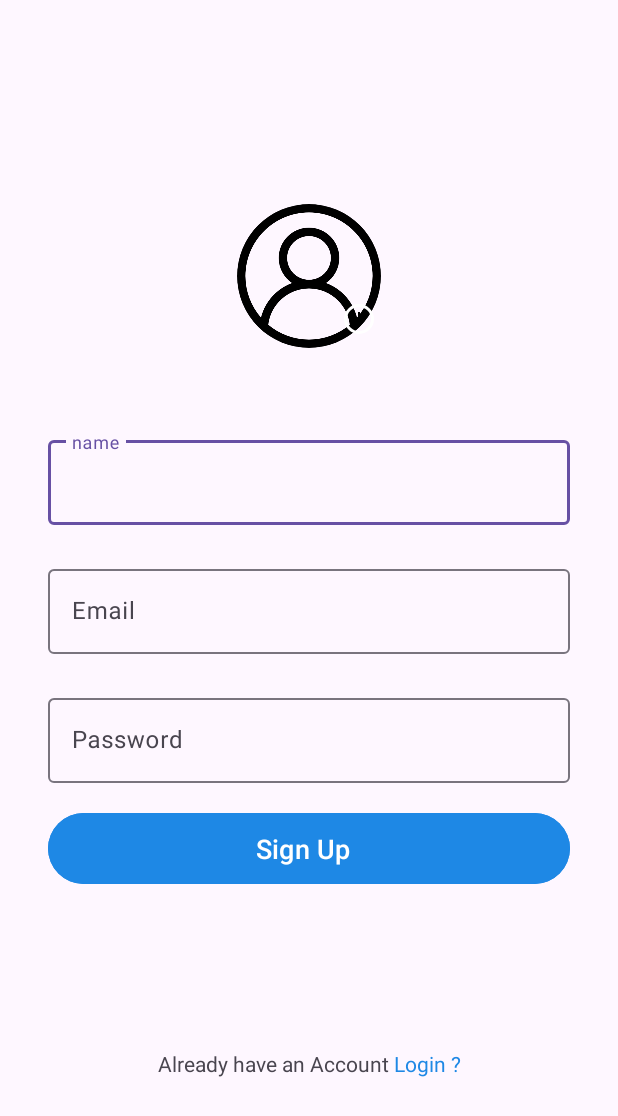
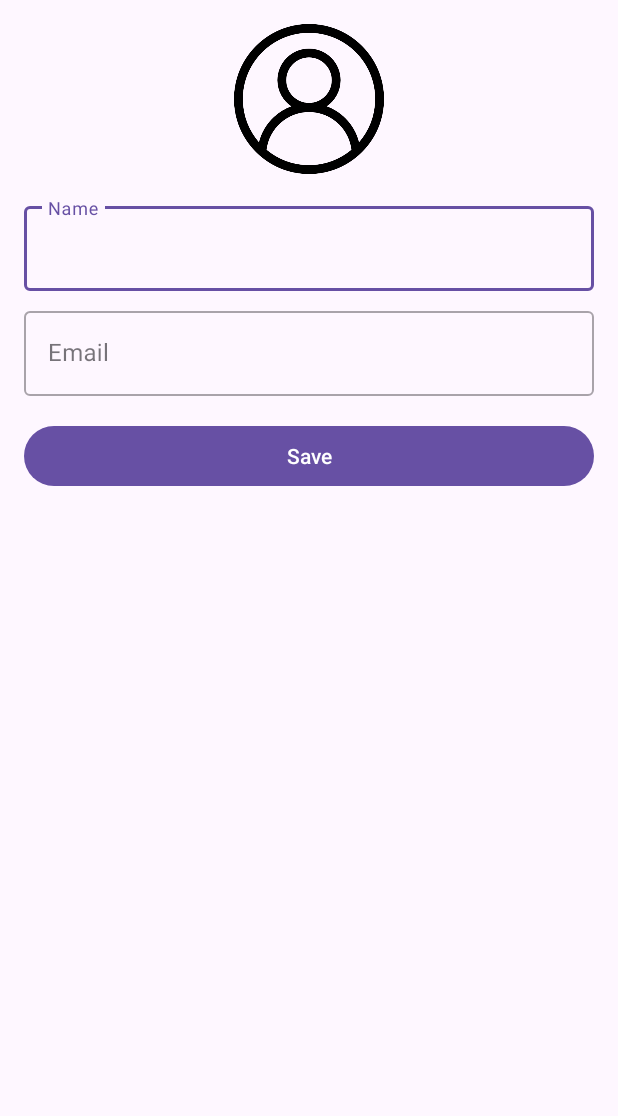
Before and after one commit to jinpengchen-cyber/JC5520Final, an Android app: the ProfileFragment screen opened through its navigation route, after a tap on "Edit Profile", on a phone screen of 412 x 824 dp. Shown: the top 1116 px of the screen. Run offline under Robolectric (Android 15) with nearby library versions, the phone set to English and light mode, and no system bars; our stand-ins replace Firebase (no records; nobody signed in at launch, a user with empty details on screens opened directly), Picasso, navigation-ui; libraries missing offline, so code that uses them is left out: com.github.marlonlom.utilities.

Commit message:
edit profile

```diff
--- a/app/src/main/AndroidManifest.xml
+++ b/app/src/main/AndroidManifest.xml
@@ -27,6 +27,7 @@
         <activity android:name=".HomeActivity"/>
         <activity android:name=".activities.PostActivity"></activity>
         <activity android:name=".view.VideoPlayer"></activity>
+        <activity android:name=".activities.EditProfileActivity"></activity>
     </application>
 
 </manifest>
--- a/app/src/main/java/edu/northeastern/sportiverse/SignUpActivity.java
+++ b/app/src/main/java/edu/northeastern/sportiverse/SignUpActivity.java
@@ -93,6 +93,7 @@ public class SignUpActivity extends AppCompatActivity {
                             user.setName(binding.name.getEditText().getText().toString());
                             user.setPassword(binding.password.getEditText().getText().toString());
                             user.setEmail(binding.email.getEditText().getText().toString());
+                            user.setAuthUID(FirebaseAuth.getInstance().getCurrentUser().getUid());
                             FirebaseFirestore.getInstance().collection(utils.USER_NODE)
                                     .document(FirebaseAuth.getInstance().getCurrentUser().getUid()).set(user)
                                     .addOnSuccessListener(aVoid -> {
--- /dev/null
+++ b/app/src/main/java/edu/northeastern/sportiverse/activities/EditProfileActivity.java
@@ -0,0 +1,145 @@
+package edu.northeastern.sportiverse.activities;
+
+import android.content.Intent;
+import android.net.Uri;
+import android.os.Bundle;
+import android.util.Log;
+import android.widget.Button;
+import android.widget.EditText;
+import android.widget.ImageView;
+import android.widget.Toast;
+import androidx.annotation.NonNull;
+import androidx.appcompat.app.AppCompatActivity;
+import com.google.firebase.auth.FirebaseAuth;
+import com.google.firebase.auth.FirebaseUser;
+import com.google.firebase.firestore.DocumentSnapshot;
+import com.google.firebase.firestore.FirebaseFirestore;
+import edu.northeastern.sportiverse.Utils.utils;
+
+import java.util.List;
+
+import edu.northeastern.sportiverse.R;
+
+public class EditProfileActivity extends AppCompatActivity {
+
+    private EditText nameEditText;
+    private EditText emailEditText;
+    private Button saveProfileButton;
+
+    private ImageView profileImageView;
+    private Uri imageUri; // This will hold the selected image URI
+    private static final int PICK_IMAGE_REQUEST = 1; // Request code for picking an image
+
+    @Override
+    protected void onCreate(Bundle savedInstanceState) {
+        super.onCreate(savedInstanceState);
+        setContentView(R.layout.activity_edit_profile);
+
+        profileImageView = findViewById(R.id.profileImageView);
+
+        profileImageView.setOnClickListener(v -> openFileChooser());
+
+        // Initialize EditText fields
+        nameEditText = findViewById(R.id.nameEditText);
+        emailEditText = findViewById(R.id.emailEditText);
+        saveProfileButton = findViewById(R.id.saveProfileButton);
+
+        // Retrieve the data from the intent
+        String userName = getIntent().getStringExtra("userName");
+        String userEmail = getIntent().getStringExtra("userEmail");
+
+        // Set the data to EditText fields
+        nameEditText.setText(userName);
+        emailEditText.setText(userEmail);
+
+        // Set the OnClickListener for the save button
+        saveProfileButton.setOnClickListener(view -> saveUserProfile());
+    }
+
+
+    private void openFileChooser() {
+        Intent intent = new Intent(Intent.ACTION_PICK);
+        intent.setType("image/*");
+        startActivityForResult(intent, PICK_IMAGE_REQUEST);
+    }
+
+    @Override
+    protected void onActivityResult(int requestCode, int resultCode, Intent data) {
+        super.onActivityResult(requestCode, resultCode, data);
+        if (requestCode == PICK_IMAGE_REQUEST && resultCode == RESULT_OK && data != null && data.getData() != null) {
+            imageUri = data.getData();
+            profileImageView.setImageURI(imageUri);
+            uploadImageToFirebase(imageUri);
+        }
+    }
+
+    private void uploadImageToFirebase(Uri uri) {
+        utils.uploadImage(uri, utils.USER_PROFILE_FOLDER, this, url -> {
+            // After the image is uploaded, we get back the URL
+            saveProfileImageUrl(url);
+        });
+    }
+
+    private void saveProfileImageUrl(String imageUrl) {
+        FirebaseUser firebaseUser = FirebaseAuth.getInstance().getCurrentUser();
+        if (firebaseUser != null) {
+            FirebaseFirestore db = FirebaseFirestore.getInstance();
+            db.collection("Users")
+                    .document(firebaseUser.getUid())
+                    .update("image", imageUrl)
+                    .addOnSuccessListener(aVoid -> {
+                        Toast.makeText(EditProfileActivity.this, "Image updated", Toast.LENGTH_SHORT).show();
+                    })
+                    .addOnFailureListener(e -> {
+                        Toast.makeText(EditProfileActivity.this, "Failed to update image", Toast.LENGTH_SHORT).show();
+                    });
+        }
+    }
+
+    private void saveUserProfile() {
+        String newName = nameEditText.getText().toString().trim();
+        String newEmail = emailEditText.getText().toString().trim();
+
+        FirebaseUser firebaseUser = FirebaseAuth.getInstance().getCurrentUser();
+        if (firebaseUser != null) {
+            FirebaseFirestore db = FirebaseFirestore.getInstance();
+            // Query the collection to find the document where the 'authUID' field matches the user's UID
+            db.collection("Users")
+                    .whereEqualTo("authUID", firebaseUser.getUid())
+                    .get()
+                    .addOnCompleteListener(task -> {
+                        if (task.isSuccessful()) {
+                            List<DocumentSnapshot> documents = task.getResult().getDocuments();
+                            if (!documents.isEmpty()) {
+                                // Get the first (and should be only) document in the query result
+                                DocumentSnapshot documentSnapshot = documents.get(0);
+                                Log.d("EditProfileActivity", "Document found with data: " + documentSnapshot.getData());
+
+                                // Now update the document with the new name and email
+                                documentSnapshot.getReference()
+                                        .update("name", newName, "email", newEmail)
+                                        .addOnSuccessListener(aVoid -> {
+                                            Log.d("EditProfileActivity", "Profile updated successfully.");
+                                            Toast.makeText(EditProfileActivity.this, "Profile updated successfully.", Toast.LENGTH_SHORT).show();
+                                            finish(); // Go back to the previous activity
+                                        })
+                                        .addOnFailureListener(e -> {
+                                            Log.e("EditProfileActivity", "Error updating profile: " + e.getMessage(), e);
+                                            Toast.makeText(EditProfileActivity.this, "Error updating profile: " + e.getMessage(), Toast.LENGTH_SHORT).show();
+                                        });
+                            } else {
+                                Log.d("EditProfileActivity", "No document with matching UID found: " + firebaseUser.getUid());
+                                Toast.makeText(EditProfileActivity.this, "Error: Profile not found.", Toast.LENGTH_SHORT).show();
+                            }
+                        } else {
+                            Log.e("EditProfileActivity", "Error querying for user document: " + task.getException(), task.getException());
+                            Toast.makeText(EditProfileActivity.this, "Error checking for profile: " + task.getException(), Toast.LENGTH_SHORT).show();
+                        }
+                    });
+        } else {
+            Log.d("EditProfileActivity", "User not logged in.");
+            Toast.makeText(this, "You're not logged in.", Toast.LENGTH_LONG).show();
+        }
+    }
+
+}
--- a/app/src/main/java/edu/northeastern/sportiverse/fragments/ProfileFragment.java
+++ b/app/src/main/java/edu/northeastern/sportiverse/fragments/ProfileFragment.java
@@ -1,5 +1,6 @@
 package edu.northeastern.sportiverse.fragments;
 
+import android.app.AlertDialog;
 import android.content.Intent;
 import android.os.Bundle;
 import androidx.fragment.app.Fragment;
@@ -15,6 +16,7 @@ import edu.northeastern.sportiverse.LoginActivity;
 import edu.northeastern.sportiverse.Models.User;
 import edu.northeastern.sportiverse.R;
 import edu.northeastern.sportiverse.SignUpActivity;
+import edu.northeastern.sportiverse.activities.EditProfileActivity;
 import edu.northeastern.sportiverse.adapters.ViewPagerAdapter;
 import edu.northeastern.sportiverse.databinding.FragmentProfileBinding;
 import edu.northeastern.sportiverse.Utils.Constants;
@@ -32,16 +34,18 @@ public class ProfileFragment extends Fragment {
 
     @Override
     public View onCreateView(LayoutInflater inflater, ViewGroup container, Bundle savedInstanceState) {
-        // Inflate the layout for this fragment
         binding = FragmentProfileBinding.inflate(inflater, container, false);
 
+        // Setup edit profile button
         binding.editProfile.setOnClickListener(view -> {
-            Intent intent = new Intent(getActivity(), SignUpActivity.class);
-            intent.putExtra("MODE", 1);
+            Intent intent = new Intent(getActivity(), EditProfileActivity.class);
             startActivity(intent);
-            getActivity().finish();
         });
 
+        // Setup sign out button
+        binding.signOutButton.setOnClickListener(view -> confirmSignOut());
+
+        // Setup ViewPager
         viewPagerAdapter = new ViewPagerAdapter(getChildFragmentManager());
         viewPagerAdapter.addFragments(new MyPostFragment(), "My Post");
         viewPagerAdapter.addFragments(new MyCoursesFragment(), "My Courses");
@@ -55,35 +59,58 @@ public class ProfileFragment extends Fragment {
     public void onStart() {
         super.onStart();
 
-        // Get the current user from Firebase Auth
-        FirebaseUser currentUser = FirebaseAuth.getInstance().getCurrentUser();
+        FirebaseAuth.getInstance().addAuthStateListener(firebaseAuth -> {
+            FirebaseUser user = firebaseAuth.getCurrentUser();
+            if (user == null) {
+                goToSignInActivity();
+            } else {
+                // User is signed in, proceed with loading the user's data
+                FirebaseFirestore.getInstance().collection(Constants.USER_NODE).document(user.getUid()).get()
+                        .addOnSuccessListener(documentSnapshot -> {
+                            User profileUser = documentSnapshot.toObject(User.class);
+                            if (profileUser != null) {
+                                binding.name.setText(profileUser.getName());
+                                binding.bio.setText(profileUser.getEmail());
+                                if (profileUser.getImage() != null && !profileUser.getImage().isEmpty()) {
+                                    Picasso.get().load(profileUser.getImage()).into(binding.profileImage);
+                                }
+                                binding.editProfile.setOnClickListener(view -> {
+                                    Intent intent = new Intent(getActivity(), EditProfileActivity.class);
+                                    intent.putExtra("userName", profileUser.getName());
+                                    intent.putExtra("userEmail", profileUser.getEmail());
+                                    startActivity(intent);
+                                });
 
-        // Check if the user is signed in
-        if (currentUser != null) {
-            // User is signed in, proceed with loading the user's data
-            FirebaseFirestore.getInstance().collection(Constants.USER_NODE).document(currentUser.getUid()).get()
-                    .addOnSuccessListener(documentSnapshot -> {
-                        User user = documentSnapshot.toObject(User.class);
-                        if (user != null) {
-                            binding.name.setText(user.getName());
-                            binding.bio.setText(user.getEmail());
-                            if (user.getImage() != null && !user.getImage().isEmpty()) {
-                                Picasso.get().load(user.getImage()).into(binding.profileImage);
                             }
-                        }
-                    });
-        } else {
-            // No user is signed in, redirect to the sign-in activity
-            goToSignInActivity();
-        }
+                        });
+            }
+        });
     }
 
     private void goToSignInActivity() {
         Intent intent = new Intent(getActivity(), LoginActivity.class);
-        // If you want to clear the task stack and start fresh
         intent.addFlags(Intent.FLAG_ACTIVITY_CLEAR_TOP | Intent.FLAG_ACTIVITY_NEW_TASK | Intent.FLAG_ACTIVITY_CLEAR_TASK);
         startActivity(intent);
         getActivity().finish();
     }
 
+    private void confirmSignOut() {
+        new AlertDialog.Builder(getContext())
+                .setMessage("Are you sure you want to sign out?")
+                .setPositiveButton("Sign Out", (dialog, which) -> signOut())
+                .setNegativeButton("Cancel", null)
+                .show();
+    }
+
+    private void signOut() {
+        FirebaseAuth.getInstance().signOut();
+        goToSignInActivity();
+    }
+
+    @Override
+    public void onStop() {
+        super.onStop();
+        // FirebaseAuth.getInstance().removeAuthStateListener(authStateListener);
+        // If you were using an AuthStateListener field, you would remove it here.
+    }
 }
--- /dev/null
+++ b/app/src/main/res/layout/activity_edit_profile.xml
@@ -0,0 +1,53 @@
+<?xml version="1.0" encoding="utf-8"?>
+<LinearLayout
+    xmlns:android="http://schemas.android.com/apk/res/android"
+    xmlns:app="http://schemas.android.com/apk/res-auto"
+    android:layout_width="match_parent"
+    android:layout_height="wrap_content"
+    android:orientation="vertical"
+    android:padding="16dp">
+
+    <ImageView
+        android:id="@+id/profileImageView"
+        android:layout_width="100dp"
+        android:layout_height="100dp"
+        android:layout_gravity="center_horizontal"
+        android:src="@drawable/user"
+        android:contentDescription="@string/profile_image_desc" />
+
+    <com.google.android.material.textfield.TextInputLayout
+        android:id="@+id/nameInputLayout"
+        style="@style/Widget.MaterialComponents.TextInputLayout.OutlinedBox"
+        android:layout_width="match_parent"
+        android:layout_height="wrap_content"
+        android:layout_marginTop="16dp">
+
+        <com.google.android.material.textfield.TextInputEditText
+            android:id="@+id/nameEditText"
+            android:layout_width="match_parent"
+            android:layout_height="wrap_content"
+            android:hint="@string/name_hint" />
+    </com.google.android.material.textfield.TextInputLayout>
+
+    <com.google.android.material.textfield.TextInputLayout
+        android:id="@+id/emailInputLayout"
+        style="@style/Widget.MaterialComponents.TextInputLayout.OutlinedBox"
+        android:layout_width="match_parent"
+        android:layout_height="wrap_content"
+        android:layout_marginTop="8dp">
+
+        <com.google.android.material.textfield.TextInputEditText
+            android:id="@+id/emailEditText"
+            android:layout_width="match_parent"
+            android:layout_height="wrap_content"
+            android:hint="@string/email_hint" />
+    </com.google.android.material.textfield.TextInputLayout>
+
+    <Button
+        android:id="@+id/saveProfileButton"
+        android:layout_width="match_parent"
+        android:layout_height="wrap_content"
+        android:layout_marginTop="16dp"
+        android:text="@string/save_changes" />
+
+</LinearLayout>
--- a/app/src/main/res/values/strings.xml
+++ b/app/src/main/res/values/strings.xml
@@ -10,4 +10,9 @@
     <string name="second_fragment_label">Second Fragment</string>
     <string name="next">Next</string>
     <string name="previous">Previous</string>
+<string name="save_changes">Save</string>
+<string name="email_hint">Email</string>
+<string name="profile_image_desc">Profile Image</string>
+<string name="name_hint">Name</string>
+
 </resources>
```
Also changed, not shown: app/src/main/java/edu/northeastern/sportiverse/Models/User.java (+9 -0 lines), app/src/main/res/layout/fragment_profile.xml (+17 -0 lines).
